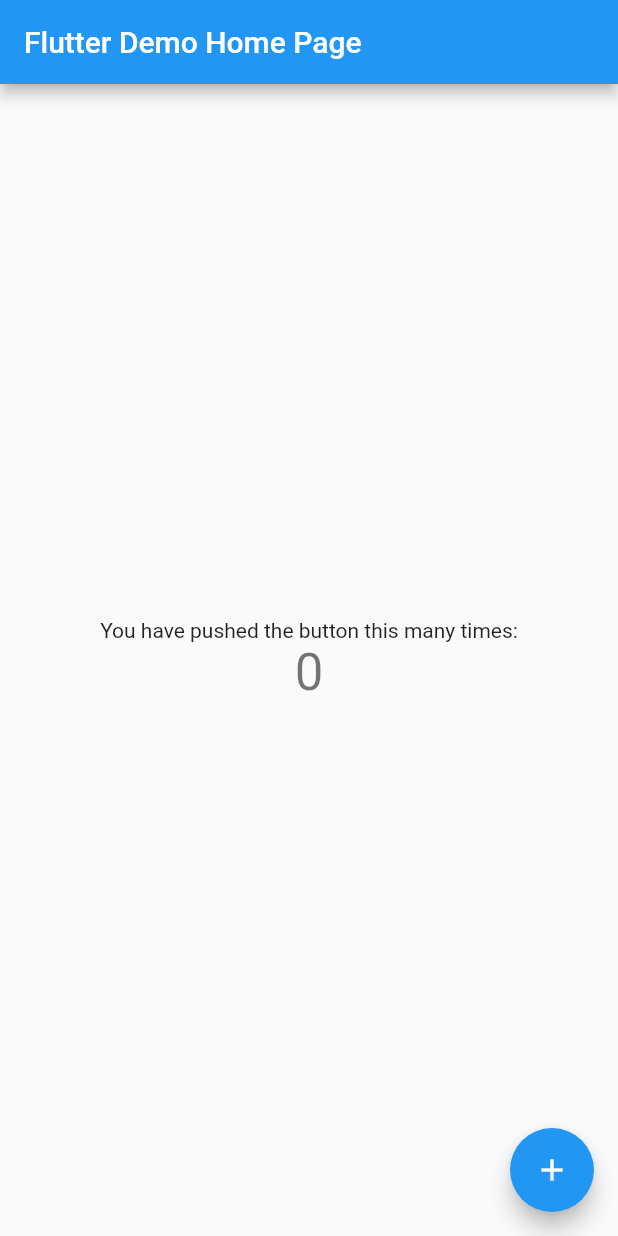
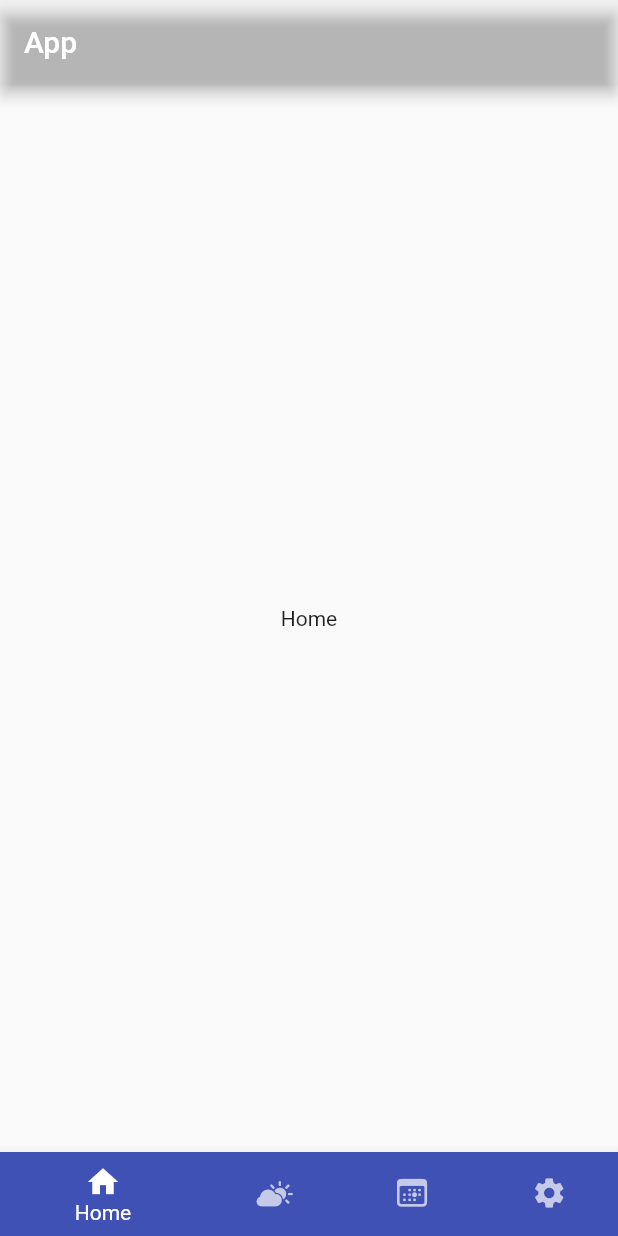
Before and after one commit to IvanAleinikau/farm, a Flutter app: the screen it shows after launch, on a phone screen of 412 x 824 dp. Run offline on Flutter 3.47's test engine with Material 2 defaults, Android fonts, the phone set to English and light mode, and no system bars.

Commit message:
add home page

```diff
--- /dev/null
+++ b/lib/app/pages/home_page.dart
@@ -0,0 +1,78 @@
+import 'package:farm/app/theme/color_palette.dart';
+import 'package:flutter/cupertino.dart';
+import 'package:flutter/material.dart';
+
+class HomePage extends StatefulWidget {
+  const HomePage({Key? key}) : super(key: key);
+
+  @override
+  _HomePageState createState() => _HomePageState();
+}
+
+class _HomePageState extends State<HomePage> {
+  int _selectedIndex = 0;
+
+  static const List<Widget> _widgetOptions = <Widget>[
+    Text(
+      'Home',
+    ),
+    Text(
+      ' Weather',
+    ),
+    Text(
+      'Calendar',
+    ),
+    Text(
+      'Settings',
+    ),
+  ];
+
+  void _onItemTapped(int index) {
+    setState(() {
+      _selectedIndex = index;
+    });
+  }
+
+  @override
+  Widget build(BuildContext context) {
+    return Scaffold(
+      appBar: AppBar(
+        backgroundColor: Colors.transparent,
+        title: const Text('App'),
+      ),
+      body: Center(
+        child: _widgetOptions.elementAt(_selectedIndex),
+      ),
+      bottomNavigationBar: BottomNavigationBar(
+        items: const <BottomNavigationBarItem>[
+          BottomNavigationBarItem(
+            icon: Icon(Icons.home),
+            label: 'Home',
+            backgroundColor: ColorPalette.bottomBarColor,
+          ),
+          BottomNavigationBarItem(
+            icon: Icon(CupertinoIcons.cloud_sun_fill),
+            label: 'Weather',
+            backgroundColor: ColorPalette.bottomBarColor,
+          ),
+          BottomNavigationBarItem(
+            icon: Icon(CupertinoIcons.calendar_today),
+            label: 'Calendar',
+            backgroundColor: ColorPalette.bottomBarColor,
+          ),
+          BottomNavigationBarItem(
+            icon: Icon(Icons.settings),
+            label: 'Settings',
+            backgroundColor: ColorPalette.bottomBarColor,
+          ),
+        ],
+        currentIndex: _selectedIndex,
+        selectedItemColor: ColorPalette.selectedItemColor,
+        onTap: _onItemTapped,
+        unselectedIconTheme: IconThemeData(
+          color: ColorPalette.unselectedItemColor
+        ),
+      ),
+    );
+  }
+}
--- /dev/null
+++ b/lib/app/theme/color_palette.dart
@@ -0,0 +1,8 @@
+import 'dart:ui';
+
+class ColorPalette{
+  static const appBarColor = Color(0xFFFFFFFF);
+  static const bottomBarColor = Color(0xFF3F51B5);
+  static const selectedItemColor = Color(0xFFFFFFFF);
+  static const unselectedItemColor = Color(0xFFC5CAE9);
+}
--- a/lib/main.dart
+++ b/lib/main.dart
@@ -1,113 +1,15 @@
+import 'package:farm/app/pages/home_page.dart';
 import 'package:flutter/material.dart';
 
 void main() {
-  runApp(MyApp());
+  runApp(App());
 }
 
-class MyApp extends StatelessWidget {
-  // This widget is the root of your application.
+class App extends StatelessWidget {
   @override
   Widget build(BuildContext context) {
     return MaterialApp(
-      title: 'Flutter Demo',
-      theme: ThemeData(
-        // This is the theme of your application.
-        //
-        // Try running your application with "flutter run". You'll see the
-        // application has a blue toolbar. Then, without quitting the app, try
-        // changing the primarySwatch below to Colors.green and then invoke
-        // "hot reload" (press "r" in the console where you ran "flutter run",
-        // or simply save your changes to "hot reload" in a Flutter IDE).
-        // Notice that the counter didn't reset back to zero; the application
-        // is not restarted.
-        primarySwatch: Colors.blue,
-      ),
-      home: MyHomePage(title: 'Flutter Demo Home Page'),
+      home: HomePage() ,
     );
   }
 }
-
-class MyHomePage extends StatefulWidget {
-  MyHomePage({Key? key, required this.title}) : super(key: key);
-
-  // This widget is the home page of your application. It is stateful, meaning
-  // that it has a State object (defined below) that contains fields that affect
-  // how it looks.
-
-  // This class is the configuration for the state. It holds the values (in this
-  // case the title) provided by the parent (in this case the App widget) and
-  // used by the build method of the State. Fields in a Widget subclass are
-  // always marked "final".
-
-  final String title;
-
-  @override
-  _MyHomePageState createState() => _MyHomePageState();
-}
-
-class _MyHomePageState extends State<MyHomePage> {
-  int _counter = 0;
-
-  void _incrementCounter() {
-    setState(() {
-      // This call to setState tells the Flutter framework that something has
-      // changed in this State, which causes it to rerun the build method below
-      // so that the display can reflect the updated values. If we changed
-      // _counter without calling setState(), then the build method would not be
-      // called again, and so nothing would appear to happen.
-      _counter++;
-    });
-  }
-
-  @override
-  Widget build(BuildContext context) {
-    // This method is rerun every time setState is called, for instance as done
-    // by the _incrementCounter method above.
-    //
-    // The Flutter framework has been optimized to make rerunning build methods
-    // fast, so that you can just rebuild anything that needs updating rather
-    // than having to individually change instances of widgets.
-    return Scaffold(
-      appBar: AppBar(
-        // Here we take the value from the MyHomePage object that was created by
-        // the App.build method, and use it to set our appbar title.
-        title: Text(widget.title),
-      ),
-      body: Center(
-        // Center is a layout widget. It takes a single child and positions it
-        // in the middle of the parent.
-        child: Column(
-          // Column is also a layout widget. It takes a list of children and
-          // arranges them vertically. By default, it sizes itself to fit its
-          // children horizontally, and tries to be as tall as its parent.
-          //
-          // Invoke "debug painting" (press "p" in the console, choose the
-          // "Toggle Debug Paint" action from the Flutter Inspector in Android
-          // Studio, or the "Toggle Debug Paint" command in Visual Studio Code)
-          // to see the wireframe for each widget.
-          //
-          // Column has various properties to control how it sizes itself and
-          // how it positions its children. Here we use mainAxisAlignment to
-          // center the children vertically; the main axis here is the vertical
-          // axis because Columns are vertical (the cross axis would be
-          // horizontal).
-          mainAxisAlignment: MainAxisAlignment.center,
-          children: <Widget>[
-            Text(
-              'You have pushed the button this many times:',
-            ),
-            Text(
-              '$_counter',
-              style: Theme.of(context).textTheme.headline4,
-            ),
-          ],
-        ),
-      ),
-      floatingActionButton: FloatingActionButton(
-        onPressed: _incrementCounter,
-        tooltip: 'Increment',
-        child: Icon(Icons.add),
-      ), // This trailing comma makes auto-formatting nicer for build methods.
-    );
-  }
-}
```
